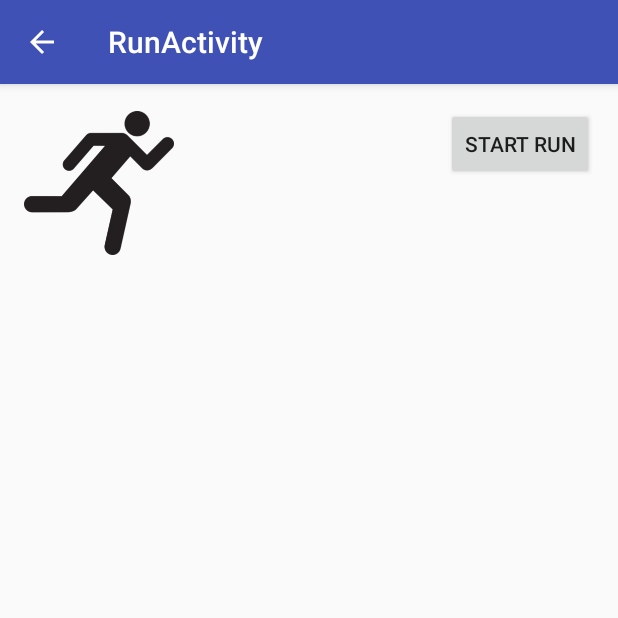
After one commit to benwilliams0540/Assignment1, an Android app: the RunActivity screen opened directly, with no data from a screen before it, on a phone screen of 412 x 824 dp, the top half of it. The commit adds this screen. Run offline under Robolectric (Android 15) with nearby library versions, the phone set to English and light mode, and no system bars.

Commit message:
Added RunActivity

```diff
--- a/app/build.gradle
+++ b/app/build.gradle
@@ -25,5 +25,6 @@ dependencies {
         exclude group: 'com.android.support', module: 'support-annotations'
     })
     compile 'com.android.support:appcompat-v7:25.1.0'
+    compile 'com.android.support:design:25.1.0'
     testCompile 'junit:junit:4.12'
 }
--- /dev/null
+++ b/app/src/main/java/com/example/benwi/assignment1/RunActivity.java
@@ -0,0 +1,60 @@
+package com.example.benwi.assignment1;
+
+import android.content.Context;
+import android.location.Location;
+import android.location.LocationListener;
+import android.location.LocationManager;
+import android.os.Bundle;
+import android.support.design.widget.FloatingActionButton;
+import android.support.design.widget.Snackbar;
+import android.support.v7.app.AppCompatActivity;
+import android.support.v7.widget.Toolbar;
+import android.util.Log;
+import android.view.View;
+
+public class RunActivity extends AppCompatActivity {
+    public LocationManager locationManager;
+    public LocationListener locationListener;
+    public String currentLocation;
+
+    @Override
+    protected void onCreate(Bundle savedInstanceState) {
+        super.onCreate(savedInstanceState);
+        setContentView(R.layout.activity_run);
+        Toolbar toolbar = (Toolbar) findViewById(R.id.toolbar);
+        setSupportActionBar(toolbar);
+
+        getSupportActionBar().setDisplayHomeAsUpEnabled(true);
+
+        locationManager = (LocationManager) this.getSystemService(Context.LOCATION_SERVICE);
+        locationListener = new LocationListener() {
+
+            @Override
+            public void onLocationChanged(Location location) {
+                Log.i("Location", location.toString());
+                currentLocation = location.toString();
+            }
+
+            @Override
+            public void onStatusChanged(String s, int i, Bundle bundle) {
+
+            }
+
+            @Override
+            public void onProviderEnabled(String s) {
+
+            }
+
+            @Override
+            public void onProviderDisabled(String s) {
+
+            }
+
+        };
+    }
+
+    public void startRun(View view){
+        Log.i("Run location", currentLocation);
+    }
+
+}
--- /dev/null
+++ b/app/src/main/res/layout/activity_run.xml
@@ -0,0 +1,27 @@
+<?xml version="1.0" encoding="utf-8"?>
+<android.support.design.widget.CoordinatorLayout xmlns:android="http://schemas.android.com/apk/res/android"
+    xmlns:app="http://schemas.android.com/apk/res-auto"
+    xmlns:tools="http://schemas.android.com/tools"
+    android:layout_width="match_parent"
+    android:layout_height="match_parent"
+    android:fitsSystemWindows="true"
+    tools:context="com.example.benwi.assignment1.RunActivity">
+
+    <android.support.design.widget.AppBarLayout
+        android:layout_width="match_parent"
+        android:layout_height="wrap_content"
+        android:theme="@style/AppTheme.AppBarOverlay">
+
+        <android.support.v7.widget.Toolbar
+            android:id="@+id/toolbar"
+            android:layout_width="match_parent"
+            android:layout_height="?attr/actionBarSize"
+            android:background="?attr/colorPrimary"
+            app:popupTheme="@style/AppTheme.PopupOverlay" />
+
+    </android.support.design.widget.AppBarLayout>
+
+    <include layout="@layout/content_run"
+        android:id="@+id/include" />
+
+</android.support.design.widget.CoordinatorLayout>
--- /dev/null
+++ b/app/src/main/res/layout/content_run.xml
@@ -0,0 +1,34 @@
+<?xml version="1.0" encoding="utf-8"?>
+<RelativeLayout xmlns:android="http://schemas.android.com/apk/res/android"
+    xmlns:app="http://schemas.android.com/apk/res-auto"
+    xmlns:tools="http://schemas.android.com/tools"
+    android:id="@+id/content_run"
+    android:layout_width="match_parent"
+    android:layout_height="match_parent"
+    android:paddingBottom="@dimen/activity_vertical_margin"
+    android:paddingLeft="@dimen/activity_horizontal_margin"
+    android:paddingRight="@dimen/activity_horizontal_margin"
+    android:paddingTop="@dimen/activity_vertical_margin"
+    app:layout_behavior="@string/appbar_scrolling_view_behavior"
+    tools:context="com.example.benwi.assignment1.RunActivity"
+    tools:showIn="@layout/activity_run">
+
+    <Button
+        android:text="START RUN"
+        android:layout_width="wrap_content"
+        android:layout_height="wrap_content"
+        android:id="@+id/startButton"
+        android:layout_alignParentTop="true"
+        android:layout_alignParentRight="true"
+        android:layout_alignParentEnd="true"
+        android:onClick="startRun (RunActivity)" />
+
+    <ImageView
+        android:layout_width="100dp"
+        android:layout_height="100dp"
+        app:srcCompat="@drawable/jogging"
+        android:id="@+id/imageView2"
+        android:layout_alignParentTop="true"
+        android:layout_alignParentLeft="true"
+        android:layout_alignParentStart="true" />
+</RelativeLayout>
--- /dev/null
+++ b/app/src/main/res/values-v21/styles.xml
@@ -0,0 +1,9 @@
+<resources>
+
+    <style name="AppTheme.NoActionBar">
+        <item name="windowActionBar">false</item>
+        <item name="windowNoTitle">true</item>
+        <item name="android:windowDrawsSystemBarBackgrounds">true</item>
+        <item name="android:statusBarColor">@android:color/transparent</item>
+    </style>
+</resources>
--- a/app/src/main/res/values/dimens.xml
+++ b/app/src/main/res/values/dimens.xml
@@ -2,4 +2,5 @@
     <!-- Default screen margins, per the Android Design guidelines. -->
     <dimen name="activity_horizontal_margin">16dp</dimen>
     <dimen name="activity_vertical_margin">16dp</dimen>
+    <dimen name="fab_margin">16dp</dimen>
 </resources>
--- a/app/src/main/res/values/strings.xml
+++ b/app/src/main/res/values/strings.xml
@@ -1,3 +1,5 @@
 <resources>
     <string name="app_name">Assignment 1</string>
+    <string name="title_activity_new_user">NewUser</string>
+    <string name="title_activity_run">RunActivity</string>
 </resources>
--- a/app/src/main/res/values/styles.xml
+++ b/app/src/main/res/values/styles.xml
@@ -8,4 +8,13 @@
         <item name="colorAccent">@color/colorAccent</item>
     </style>
 
+    <style name="AppTheme.NoActionBar">
+        <item name="windowActionBar">false</item>
+        <item name="windowNoTitle">true</item>
+    </style>
+
+    <style name="AppTheme.AppBarOverlay" parent="ThemeOverlay.AppCompat.Dark.ActionBar" />
+
+    <style name="AppTheme.PopupOverlay" parent="ThemeOverlay.AppCompat.Light" />
+
 </resources>
```
Also changed, not shown: app/src/main/AndroidManifest.xml (+12 -3 lines), app/src/main/java/com/example/benwi/assignment1/MainActivity.java (+90 -16 lines), app/src/main/java/com/example/benwi/assignment1/Profile.java (added, +23 -0 lines), app/src/main/res/layout/activity_main.xml (+51 -33 lines), app/src/main/res/drawable/profile.png (added).
